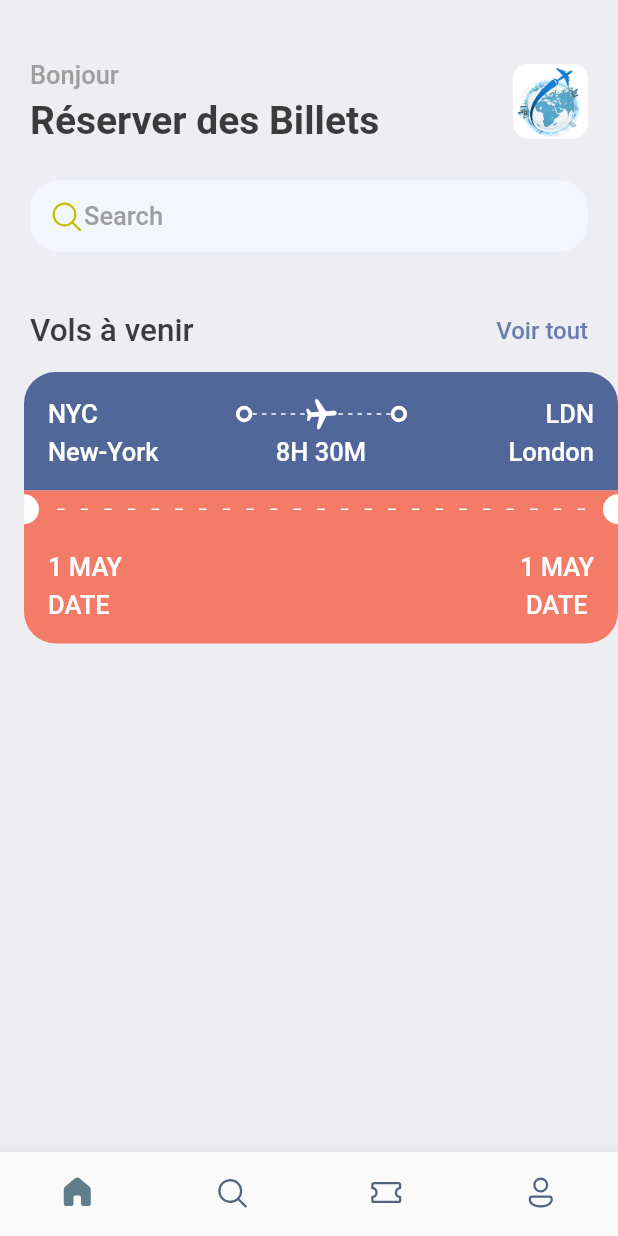
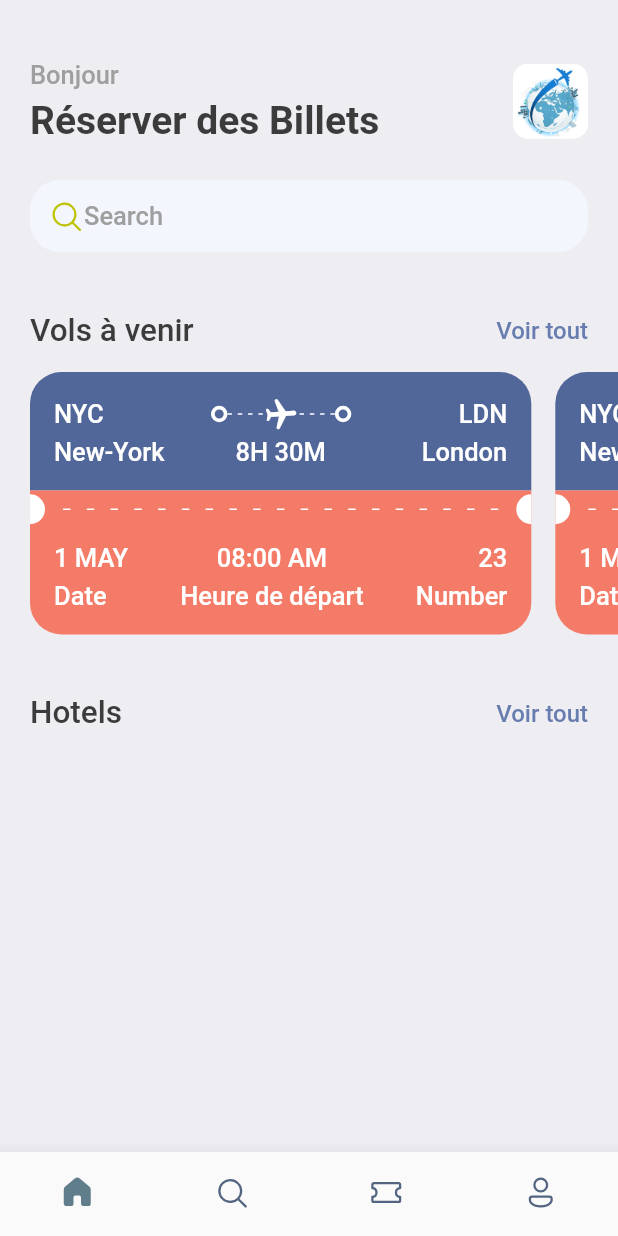
Before and after one commit to JeanPaul98/Book-Tikets, a Flutter app: the screen it shows after launch, on a phone screen of 412 x 824 dp. Run offline on Flutter 3.47's test engine with Material 2 defaults, Android fonts, the phone set to English and light mode, and no system bars; our stand-ins replace fluentui_icons, gap.

Commit message:
08/12 26/08/2022

```diff
--- a/lib/screens/home_screen.dart
+++ b/lib/screens/home_screen.dart
@@ -85,12 +85,44 @@ class HomeScreen extends StatelessWidget {
                               .copyWith(color: Styles.primaryColor),
                         )),
                   ],
-                )
+                ),
               ],
             ),
           ),
           const Gap(15),
-          TicketView(),
+          SingleChildScrollView(
+            scrollDirection: Axis.horizontal,
+            padding: const EdgeInsets.only(left: 20),
+            child: Row(
+              children: [
+                TicketView(),
+                TicketView(),
+              ],
+            ),
+          ),
+          const Gap(15),
+          Container(
+            padding: const EdgeInsets.symmetric(horizontal: 20),
+            child: Row(
+              mainAxisAlignment: MainAxisAlignment.spaceBetween,
+              children: [
+                Text(
+                  "Hotels",
+                  style: Styles.headLineStyle2,
+                ),
+                InkWell(
+                    onTap: () {
+                      print("You are tapped");
+                    },
+                    child: Text(
+                      "Voir tout",
+                      style: Styles.textSyle
+                          .copyWith(color: Styles.primaryColor),
+                    )),
+              ],
+            ),
+          ),
+
         ],
       ),
     );
--- a/lib/screens/ticket_view.dart
+++ b/lib/screens/ticket_view.dart
@@ -14,14 +14,16 @@ class TicketView extends StatelessWidget {
   Widget build(BuildContext context) {
     final size = AppLayout.getSize(context);
     return SizedBox(
-      width: size.width,
+      width: size.width*0.85,
       height: 200,
       child: Container(
-          margin: const EdgeInsets.only(left: 16),
+          margin: const EdgeInsets.only(right: 16),
           child: Column(
             mainAxisSize: MainAxisSize.min,
             children: [
-              //  montrant la partie bleue de la carte/du billet
+              /*
+                 montrant la partie bleue de la carte/du billet
+              */
               Container(
                 decoration: const BoxDecoration(
                   color: Color(0xFF526799),
@@ -121,7 +123,9 @@ class TicketView extends StatelessWidget {
                   ],
                 ),
               ),
-              // montrant la partie bleue de la carte/du billet
+              /*
+                montrant la partie bleue de la carte/du billet
+              */
               Container(
                 color: Styles.orangeColor,
                 child: Row(children: [
@@ -174,7 +178,9 @@ class TicketView extends StatelessWidget {
                   ),
                 ]),
               ),
-              //
+              /*
+                bottom part of the orange cart/ticket
+               */
               Container(
                 decoration: BoxDecoration(
                   color: Styles.orangeColor,
@@ -182,7 +188,7 @@ class TicketView extends StatelessWidget {
                       bottomLeft: Radius.circular(21),
                       bottomRight: Radius.circular(21)),
                 ),
-                padding: const EdgeInsets.all(16),
+                padding: const EdgeInsets.only(left: 16, top: 10,right: 16,bottom: 16),
                 child: Column(
                   children: [
                     Row(
@@ -195,7 +201,19 @@ class TicketView extends StatelessWidget {
                             style: Styles.headLineStyle3.copyWith(color: Colors.white),
                             ),
                             const Gap(5),
-                            Text("DATE ",
+                            Text("Date",
+                              style: Styles.headLineStyle3.copyWith(color: Colors.white),
+                            ),
+                          ],
+                        ),
+                        Column(
+                          crossAxisAlignment: CrossAxisAlignment.center,
+                          children: [
+                            Text("08:00 AM",
+                              style: Styles.headLineStyle3.copyWith(color: Colors.white),
+                            ),
+                            const Gap(5),
+                            Text("Heure de départ",
                               style: Styles.headLineStyle3.copyWith(color: Colors.white),
                             ),
                           ],
@@ -203,11 +221,11 @@ class TicketView extends StatelessWidget {
                         Column(
                           crossAxisAlignment: CrossAxisAlignment.end,
                           children: [
-                            Text("1 MAY",
+                            Text("23",
                               style: Styles.headLineStyle3.copyWith(color: Colors.white),
                             ),
                             const Gap(5),
-                            Text("DATE ",
+                            Text("Number",
                               style: Styles.headLineStyle3.copyWith(color: Colors.white),
                             ),
                           ],
```
Also changed, not shown: package-lock.json (added).
